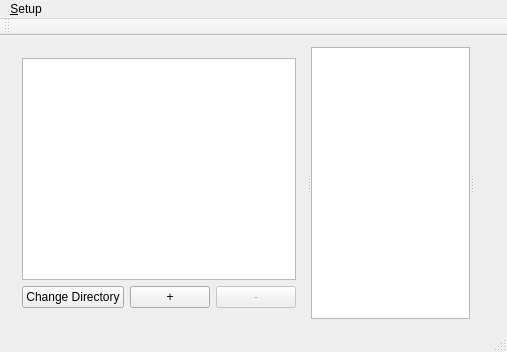
zaphodbe/SantaShip, file mainwindow.ui: the form before one commit.
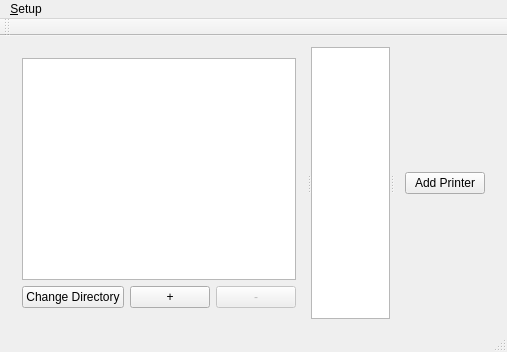
The form after the commit.

Commit message: WIP starting to hook up the printer buttons.

The edit to the form file:
```diff
--- a/mainwindow.ui
+++ b/mainwindow.ui
@@ -85,7 +85,15 @@
       </widget>
       <widget class="QGraphicsView" name="graphicsView"/>
       <widget class="QWidget" name="verticalLayoutWidget">
-       <layout class="QVBoxLayout" name="verticalLayout_2"/>
+       <layout class="QVBoxLayout" name="verticalLayoutPrintButtons">
+        <item>
+         <widget class="QPushButton" name="pushButtonAddPrinter">
+          <property name="text">
+           <string>Add Printer</string>
+          </property>
+         </widget>
+        </item>
+       </layout>
       </widget>
      </widget>
     </item>
```
Left out of the diff: 29 changed lines with no effect on the pictures. The commit also changes 2 other files.
